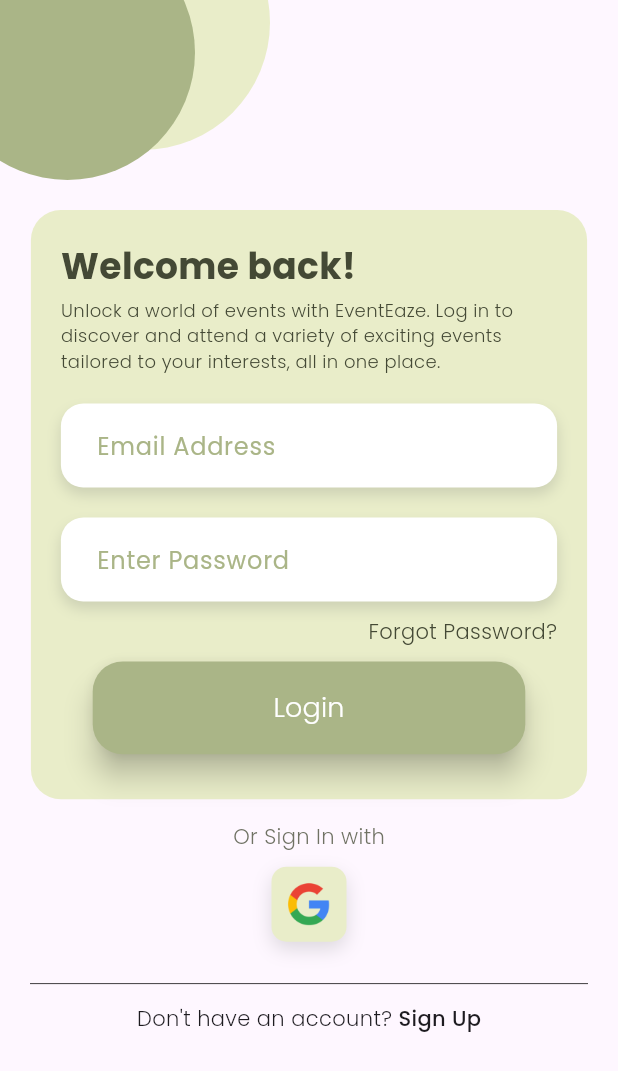
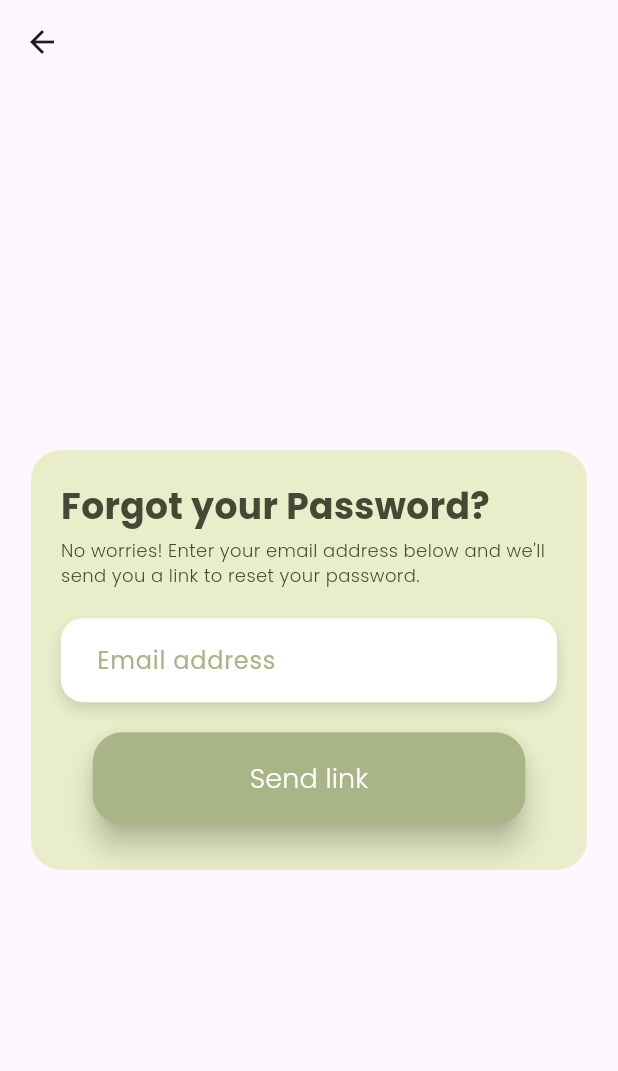
Before and after one commit to haadiyaa/eventeaze, a Flutter app: the LoginPage screen opened directly, after a tap on "Forgot Password?", on a phone screen of 412 x 824 dp. Shown: the top 1071 px of the screen. Run offline on Flutter 3.47's test engine with Material 3 defaults, Android fonts, the light colour scheme and no system bars; our stand-ins replace bloc, cloud_firestore, equatable, firebase_auth, firebase_core, flutter_bloc and 1 more; accounts and stored records are empty.

Commit message:
forgot password

```diff
--- /dev/null
+++ b/devtools_options.yaml
@@ -0,0 +1 @@
+extensions:
--- a/lib/app/bloc/authBloc/auth_event.dart
+++ b/lib/app/bloc/authBloc/auth_event.dart
@@ -28,3 +28,19 @@ class LogOutEvent extends AuthEvent{
   @override
   List<Object?> get props => [];
 }
+
+class ForgotPassEvent extends AuthEvent{
+  final String email;
+
+  ForgotPassEvent({required this.email});
+
+  @override
+  List<Object?> get props => [email];
+
+}
+class ResetConfirmEvent extends AuthEvent {
+
+  @override
+  List<Object?> get props => [];
+
+}
--- a/lib/app/bloc/authBloc/auth_state.dart
+++ b/lib/app/bloc/authBloc/auth_state.dart
@@ -22,12 +22,12 @@ class AuthenticatedState extends AuthState{
   List<Object?> get props => [user];
 }
 
-class LoggedInState extends AuthState{
+//class LoggedInState extends AuthState{
 
-  @override
-  List<Object?> get props =>[];
+//   @override
+//   List<Object?> get props =>[];
 
-}
+// }
 
 
 class AuthenticatedErrorState extends AuthState{
@@ -42,3 +42,23 @@ class UnAuthenticatedState extends AuthState{
   @override
   List<Object?> get props => [];
 }
+
+class ForgotPassState extends AuthState{
+  @override
+  List<Object?> get props => [];
+
+}
+class PasswordResetErrorState extends AuthState {
+  final String message;
+
+  PasswordResetErrorState({required this.message});
+  @override
+  List<Object?> get props =>[message];
+
+}
+class ResetConfirmState extends AuthState {
+
+  @override
+  List<Object?> get props =>[];
+
+}
--- /dev/null
+++ b/lib/app/view/screens/forgotpass_page.dart
@@ -0,0 +1,119 @@
+import 'package:eventeaze/app/bloc/authBloc/auth_bloc.dart';
+import 'package:eventeaze/app/view/widgets/buttons/custombutton.dart';
+import 'package:eventeaze/app/view/widgets/customtextfield.dart';
+import 'package:eventeaze/app/view/widgets/design/customalert.dart';
+import 'package:flutter/material.dart';
+import 'package:flutter_bloc/flutter_bloc.dart';
+
+class ForgotPassWrapper extends StatelessWidget {
+  const ForgotPassWrapper({super.key});
+
+  @override
+  Widget build(BuildContext context) {
+    return BlocProvider(
+      create: (context) => AuthBloc(),
+      child: ForgotPassPage(),
+    );
+  }
+}
+
+class ForgotPassPage extends StatelessWidget {
+  ForgotPassPage({super.key});
+  final _formKey = GlobalKey<FormState>();
+  final TextEditingController _emailController = TextEditingController();
+
+  @override
+  Widget build(BuildContext context) {
+    return BlocListener<AuthBloc, AuthState>(
+      listener: (context, state) {
+        if (state is ForgotPassState) {
+          showDialog(
+            context: context,
+            builder: (context) {
+              return const CustomAlert();
+            },
+          );
+        }
+      },
+      child: Scaffold(
+        appBar: AppBar(),
+        body: Center(
+          child: SingleChildScrollView(
+            child: Column(
+              children: [
+                Container(
+                  padding: EdgeInsets.all(20),
+                  width: MediaQuery.of(context).size.width * 0.9,
+                  decoration: const BoxDecoration(
+                    color: Color.fromARGB(255, 233, 237, 201),
+                    borderRadius: BorderRadius.all(Radius.circular(20)),
+                  ),
+                  child: Column(
+                    crossAxisAlignment: CrossAxisAlignment.start,
+                    children: [
+                      const Text(
+                        'Forgot your Password?',
+                        style: TextStyle(
+                          fontSize: 24,
+                          fontWeight: FontWeight.bold,
+                          color: Color.fromARGB(255, 68, 73, 53),
+                        ),
+                      ),
+                      const SizedBox(
+                        height: 4,
+                      ),
+                      const Text(
+                        'No worries! Enter your email address below and we\'ll send you a link to reset your password.',
+                        style: TextStyle(
+                          fontSize: 12,
+                          fontWeight: FontWeight.w300,
+                          color: Color.fromARGB(255, 68, 73, 53),
+                        ),
+                      ),
+                      const SizedBox(
+                        height: 10,
+                      ),
+                      Form(
+                        key: _formKey,
+                        child: Column(
+                          children: [
+                            CustomTextField(
+                              controller: _emailController,
+                              hintText: 'Email address',
+                              validator: (value) {
+                                if (value == null || value.isEmpty) {
+                                  return "Email is required";
+                                }
+                                final emailReg = RegExp(
+                                    r"^[a-zA-Z0-9_\-\.\S]{4,}[@][a-z]+[\.][a-z]{2,3}$");
+                                if (!emailReg.hasMatch(value)) {
+                                  return 'Invalid email address!';
+                                }
+                              },
+                            ),
+                            CustomButton(
+                              text: 'Send link',
+                              onPressed: () {
+                                final authBloc =
+                                    BlocProvider.of<AuthBloc>(context);
+                                if (_formKey.currentState!.validate()) {
+                                  authBloc.add(ForgotPassEvent(
+                                      email: _emailController.text));
+                                }
+                              },
+                              color: const Color.fromARGB(255, 170, 181, 135),
+                            ),
+                          ],
+                        ),
+                      ),
+                    ],
+                  ),
+                )
+              ],
+            ),
+          ),
+        ),
+      ),
+    );
+  }
+}
--- a/lib/app/view/screens/homepage.dart
+++ b/lib/app/view/screens/homepage.dart
@@ -43,6 +43,7 @@ class HomePage extends StatelessWidget {
         return Scaffold(
           body: Center(
             child: Column(
+              mainAxisAlignment: MainAxisAlignment.center,
               children: [
                 const Text('home'),
                 ElevatedButton(
--- a/lib/app/view/screens/login_page.dart
+++ b/lib/app/view/screens/login_page.dart
@@ -1,4 +1,5 @@
 import 'package:eventeaze/app/bloc/authBloc/auth_bloc.dart';
+import 'package:eventeaze/app/view/screens/forgotpass_page.dart';
 import 'package:eventeaze/app/view/screens/homepage.dart';
 import 'package:eventeaze/app/view/screens/signuppage.dart';
 import 'package:eventeaze/app/view/screens/splashscreen.dart';
@@ -127,7 +128,9 @@ class LoginPage extends StatelessWidget {
                               mainAxisAlignment: MainAxisAlignment.end,
                               children: [
                                 InkWell(
-                                  onTap: () {},
+                                  onTap: () {
+                                    Navigator.push(context, MaterialPageRoute(builder: (_)=>const ForgotPassWrapper()));
+                                  },
                                   child: const Text(
                                     'Forgot Password?',
                                     style: TextStyle(
```
Also changed, not shown: lib/app/bloc/authBloc/auth_bloc.dart (+22 -2 lines), lib/app/view/widgets/design/customalert.dart (added, +44 -0 lines).
